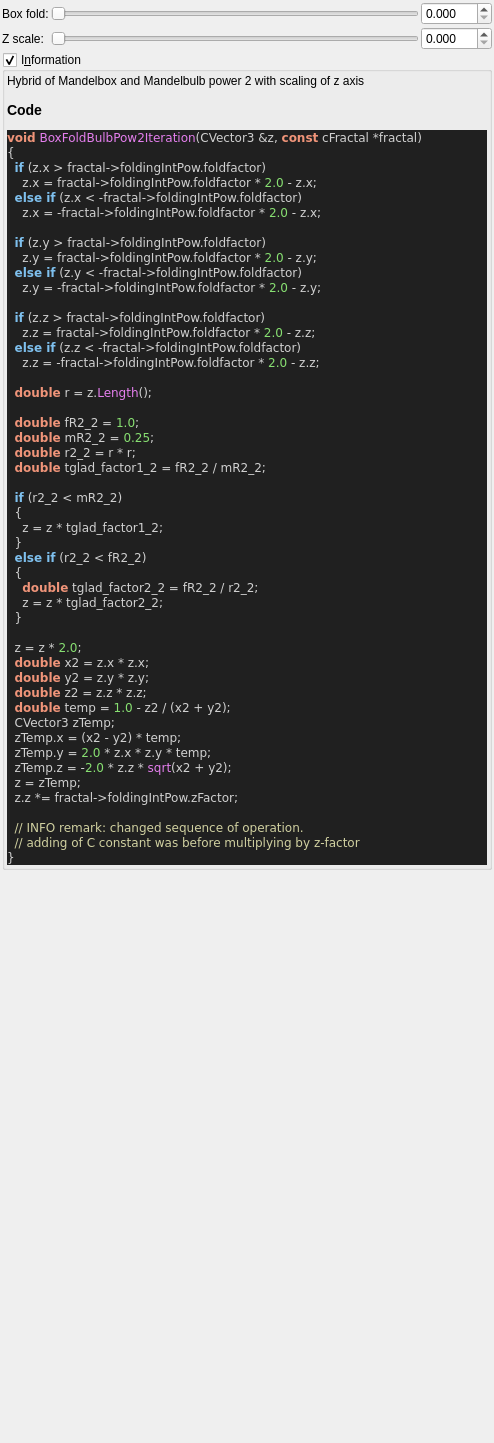
Qt form mandelbulber2/qt_data/fractal_boxfold_bulbpow2.ui (buddhi1980/mandelbulber2) before a commit.
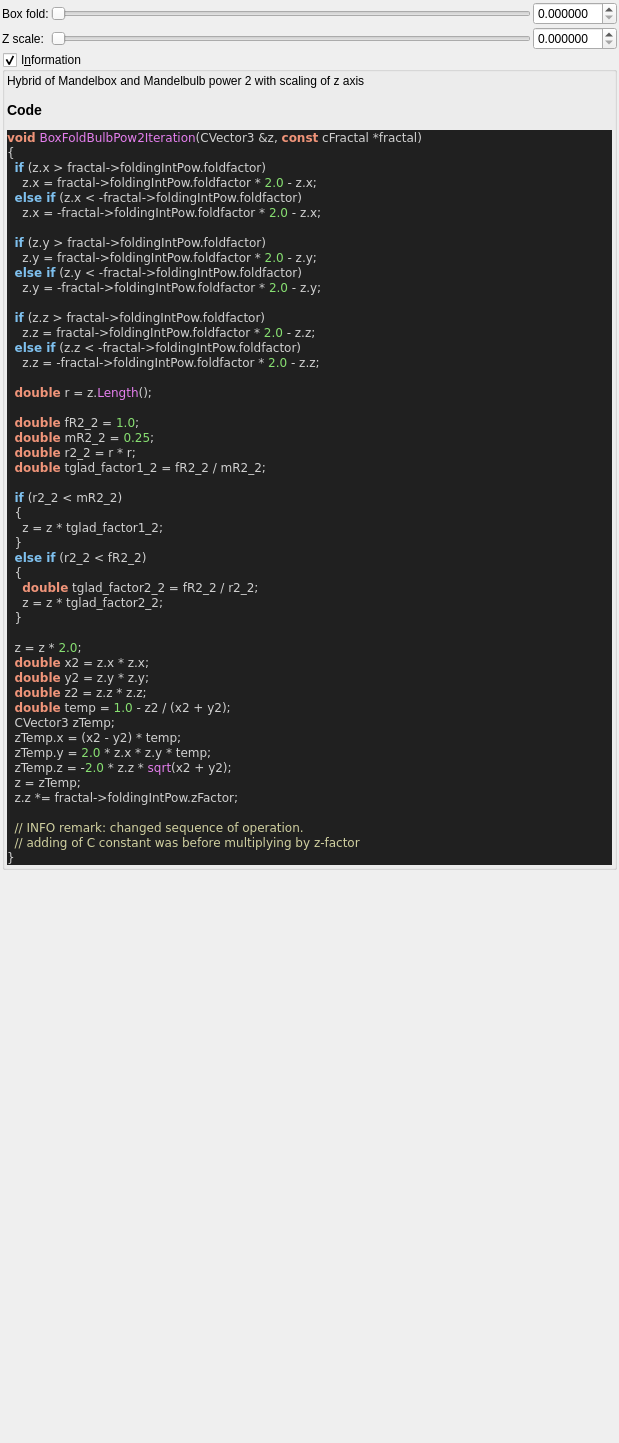
The same form after that commit. Custom widgets are drawn as their Qt base class.

```diff
--- a/mandelbulber2/qt_data/fractal_boxfold_bulbpow2.ui
+++ b/mandelbulber2/qt_data/fractal_boxfold_bulbpow2.ui
@@ -6,7 +6,7 @@
    <rect>
     <x>0</x>
     <y>0</y>
-    <width>494</width>
+    <width>619</width>
     <height>1443</height>
    </rect>
   </property>
@@ -46,7 +46,7 @@
         <number>0</number>
        </property>
        <property name="maximum">
-        <number>50000</number>
+        <number>50000000</number>
        </property>
        <property name="singleStep">
         <number>1</number>
@@ -81,13 +81,13 @@
         <string/>
        </property>
        <property name="decimals">
-        <number>3</number>
+        <number>6</number>
        </property>
        <property name="minimum">
         <double>0.000000000000000</double>
        </property>
        <property name="maximum">
-        <double>100.000000000000000</double>
+        <double>99.998999999999995</double>
        </property>
        <property name="singleStep">
         <double>0.100000000000000</double>
@@ -109,7 +109,7 @@
         <string/>
        </property>
        <property name="decimals">
-        <number>3</number>
+        <number>6</number>
        </property>
        <property name="minimum">
         <double>0.000000000000000</double>
@@ -131,7 +131,7 @@
         </sizepolicy>
        </property>
        <property name="maximum">
-        <number>20000</number>
+        <number>20000000</number>
        </property>
        <property name="singleStep">
         <number>1</number>
```
